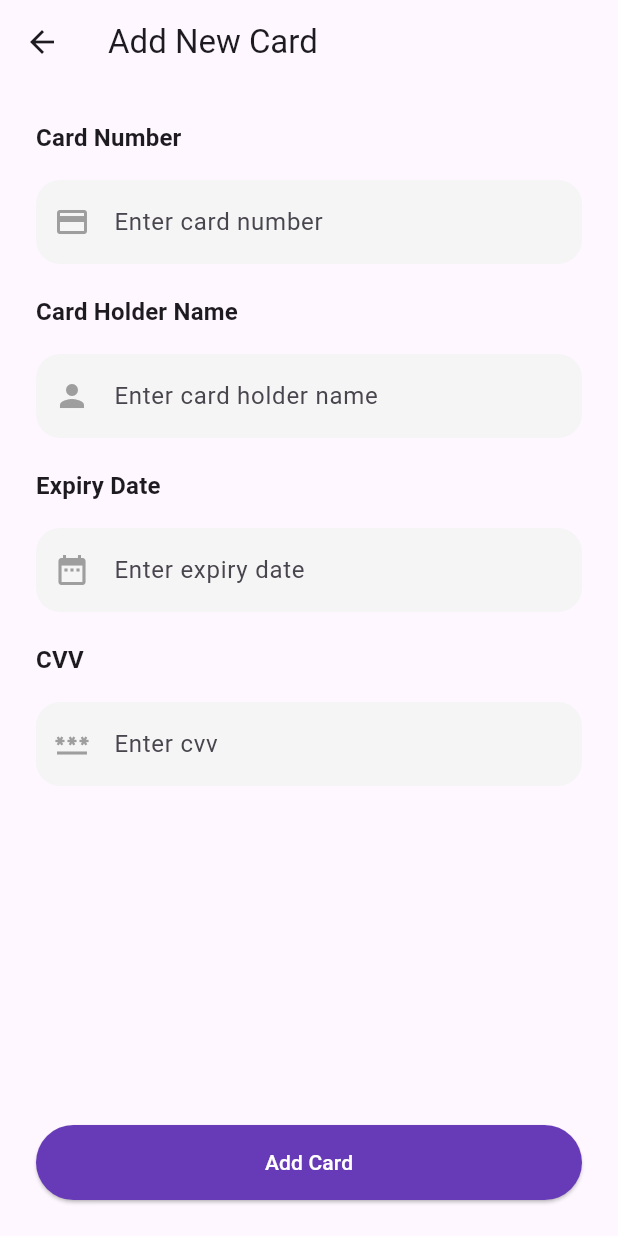
After one commit to TarekAlabd/Flutter-Ecommerce-App-Course, a Flutter app: the AddNewCardPage screen opened by its route, on a phone screen of 412 x 824 dp. The commit adds this screen. Run offline on Flutter 3.47's test engine with Material 3 defaults, Android fonts, the phone set to English and light mode, and no system bars; our stand-ins replace cached_network_image, flutter_bloc, flutter_carousel_widget, flutter_dash, persistent_bottom_nav_bar_v2; network calls fail.

Commit message:
feat: add the ui of adding new card

```diff
--- a/lib/main.dart
+++ b/lib/main.dart
@@ -1,7 +1,6 @@
 import 'package:flutter/material.dart';
 import 'package:flutter_ecommerce_app/utils/app_router.dart';
 import 'package:flutter_ecommerce_app/views/pages/custom_bottom_navbar.dart';
-import 'package:flutter_ecommerce_app/views/pages/home_page.dart';
 
 void main() {
   runApp(const MyApp());
@@ -13,6 +12,7 @@ class MyApp extends StatelessWidget {
   // This widget is the root of your application.
   @override
   Widget build(BuildContext context) {
+
     return MaterialApp(
       debugShowCheckedModeBanner: false,
       title: 'E-commerce App',
--- a/lib/utils/app_colors.dart
+++ b/lib/utils/app_colors.dart
@@ -2,6 +2,7 @@ import 'package:flutter/material.dart';
 
 class AppColors {
   static const Color grey = Colors.grey;
+  static Color grey1 = Colors.grey.shade100;
   static Color grey2 = Colors.grey.shade200;
   static Color grey3 = Colors.grey.shade300;
   static const Color white = Colors.white;
--- a/lib/utils/app_router.dart
+++ b/lib/utils/app_router.dart
@@ -2,6 +2,7 @@ import 'package:flutter/material.dart';
 import 'package:flutter_bloc/flutter_bloc.dart';
 import 'package:flutter_ecommerce_app/utils/app_routes.dart';
 import 'package:flutter_ecommerce_app/view_models/product_details_cubit/product_details_cubit.dart';
+import 'package:flutter_ecommerce_app/views/pages/add_new_card_page.dart';
 import 'package:flutter_ecommerce_app/views/pages/checkout_page.dart';
 import 'package:flutter_ecommerce_app/views/pages/custom_bottom_navbar.dart';
 import 'package:flutter_ecommerce_app/views/pages/product_details_page.dart';
@@ -18,6 +19,11 @@ class AppRouter {
       case AppRoutes.checkoutRoute:
         return MaterialPageRoute(
           builder: (_) => const CheckoutPage(),
+          settings: settings,
+        );
+      case AppRoutes.addNewCardRoute:
+        return MaterialPageRoute(
+          builder: (_) => const AddNewCardPage(),
           settings: settings,
         );
       case AppRoutes.productDetailsRoute:
--- a/lib/utils/app_routes.dart
+++ b/lib/utils/app_routes.dart
@@ -2,4 +2,5 @@ class AppRoutes {
   static const String homeRoute = '/';
   static const String productDetailsRoute = '/product-details';
   static const String checkoutRoute = '/checkout';
+  static const String addNewCardRoute = '/add-new-card';
 }
--- a/lib/view_models/product_details_cubit/product_details_cubit.dart
+++ b/lib/view_models/product_details_cubit/product_details_cubit.dart
@@ -1,4 +1,4 @@
-import 'package:bloc/bloc.dart';
+import 'package:flutter_bloc/flutter_bloc.dart';
 import 'package:flutter_ecommerce_app/models/add_to_cart_model.dart';
 import 'package:flutter_ecommerce_app/models/product_item_model.dart';
 
--- /dev/null
+++ b/lib/views/pages/add_new_card_page.dart
@@ -0,0 +1,78 @@
+import 'package:flutter/material.dart';
+import 'package:flutter/widgets.dart';
+import 'package:flutter_ecommerce_app/utils/app_colors.dart';
+import 'package:flutter_ecommerce_app/views/widgets/label_with_textfield_new_card.dart';
+
+class AddNewCardPage extends StatefulWidget {
+  const AddNewCardPage({super.key});
+
+  @override
+  State<AddNewCardPage> createState() => _AddNewCardPageState();
+}
+
+class _AddNewCardPageState extends State<AddNewCardPage> {
+  final TextEditingController _cardNumberController = TextEditingController();
+  final TextEditingController _cardHolderNameController =
+      TextEditingController();
+  final TextEditingController _expiryDateController = TextEditingController();
+  final TextEditingController _cvvController = TextEditingController();
+
+  @override
+  Widget build(BuildContext context) {
+    return Scaffold(
+      appBar: AppBar(
+        title: const Text('Add New Card'),
+      ),
+      body: SafeArea(
+        child: Padding(
+          padding: const EdgeInsets.all(24.0),
+          child: Column(
+            crossAxisAlignment: CrossAxisAlignment.start,
+            children: [
+              LabelWithTextFieldNewCard(
+                label: 'Card Number',
+                controller: _cardNumberController,
+                icon: Icons.credit_card,
+                hintText: 'Enter card number',
+              ),
+              const SizedBox(height: 20),
+              LabelWithTextFieldNewCard(
+                label: 'Card Holder Name',
+                controller: _cardHolderNameController,
+                icon: Icons.person,
+                hintText: 'Enter card holder name',
+              ),
+              const SizedBox(height: 20),
+              LabelWithTextFieldNewCard(
+                label: 'Expiry Date',
+                controller: _expiryDateController,
+                icon: Icons.date_range,
+                hintText: 'Enter expiry date',
+              ),
+              const SizedBox(height: 20),
+              LabelWithTextFieldNewCard(
+                label: 'CVV',
+                controller: _cvvController,
+                icon: Icons.password,
+                hintText: 'Enter cvv',
+              ),
+              const Spacer(),
+              SizedBox(
+                width: double.infinity,
+                height: 50,
+                child: ElevatedButton(
+                  onPressed: () {},
+                  style: ElevatedButton.styleFrom(
+                    backgroundColor: AppColors.primary,
+                    foregroundColor: AppColors.white,
+                  ),
+                  child: const Text('Add Card'),
+                ),
+              ),
+            ],
+          ),
+        ),
+      ),
+    );
+  }
+}
--- a/lib/views/pages/custom_bottom_navbar.dart
+++ b/lib/views/pages/custom_bottom_navbar.dart
@@ -1,10 +1,7 @@
 import 'package:cached_network_image/cached_network_image.dart';
 import 'package:flutter/cupertino.dart';
 import 'package:flutter/material.dart';
-import 'package:flutter_bloc/flutter_bloc.dart';
 import 'package:flutter_ecommerce_app/utils/app_colors.dart';
-import 'package:flutter_ecommerce_app/view_models/cart_cubit/cart_cubit.dart';
-import 'package:flutter_ecommerce_app/view_models/home_cubit/home_cubit.dart';
 import 'package:flutter_ecommerce_app/views/pages/cart_page.dart';
 import 'package:flutter_ecommerce_app/views/pages/favorites_page.dart';
 import 'package:flutter_ecommerce_app/views/pages/home_page.dart';
--- a/lib/views/pages/home_page.dart
+++ b/lib/views/pages/home_page.dart
@@ -1,4 +1,3 @@
-import 'package:cached_network_image/cached_network_image.dart';
 import 'package:flutter/material.dart';
 import 'package:flutter_bloc/flutter_bloc.dart';
 import 'package:flutter_ecommerce_app/utils/app_colors.dart';
--- a/lib/views/widgets/empty_shipping_payment.dart
+++ b/lib/views/widgets/empty_shipping_payment.dart
@@ -1,13 +1,21 @@
 import 'package:flutter/material.dart';
 import 'package:flutter_ecommerce_app/utils/app_colors.dart';
+import 'package:flutter_ecommerce_app/utils/app_routes.dart';
 
 class EmptyShippingAndPayment extends StatelessWidget {
   final String title;
-  const EmptyShippingAndPayment({super.key, required this.title,});
+  const EmptyShippingAndPayment({
+    super.key,
+    required this.title,
+  });
 
   @override
   Widget build(BuildContext context) {
-    return Container(
+    return InkWell(
+      onTap: () {
+        Navigator.of(context).pushNamed(AppRoutes.addNewCardRoute);
+      },
+      child: Container(
         width: double.infinity,
         decoration: BoxDecoration(
           color: AppColors.grey3,
@@ -31,6 +39,7 @@ class EmptyShippingAndPayment extends StatelessWidget {
             ],
           ),
         ),
+      ),
     );
   }
 }
--- /dev/null
+++ b/lib/views/widgets/label_with_textfield_new_card.dart
@@ -0,0 +1,52 @@
+import 'package:flutter/material.dart';
+import 'package:flutter_ecommerce_app/utils/app_colors.dart';
+
+class LabelWithTextFieldNewCard extends StatefulWidget {
+  final String label;
+  final TextEditingController controller;
+  final IconData icon;
+  final String hintText;
+  const LabelWithTextFieldNewCard({
+    super.key,
+    required this.label,
+    required this.controller,
+    required this.icon,
+    required this.hintText,
+  });
+
+  @override
+  State<LabelWithTextFieldNewCard> createState() =>
+      _LabelWithTextFieldNewCardState();
+}
+
+class _LabelWithTextFieldNewCardState extends State<LabelWithTextFieldNewCard> {
+  @override
+  Widget build(BuildContext context) {
+    return Column(
+      crossAxisAlignment: CrossAxisAlignment.start,
+      children: [
+        Text(
+          widget.label,
+          style: Theme.of(context).textTheme.titleMedium!.copyWith(
+                fontWeight: FontWeight.w600,
+              ),
+        ),
+        const SizedBox(height: 16),
+        TextField(
+          controller: widget.controller,
+          decoration: InputDecoration(
+            prefixIcon: Icon(widget.icon),
+            prefixIconColor: AppColors.grey,
+            hintText: widget.hintText,
+            fillColor: AppColors.grey1,
+            filled: true,
+            border: OutlineInputBorder(
+              borderRadius: BorderRadius.circular(16),
+              borderSide: BorderSide.none,
+            ),
+          ),
+        ),
+      ],
+    );
+  }
+}
```
Also changed, not shown: pubspec.lock, 5 other files. Lines whose indentation alone changed are shown as unchanged.
